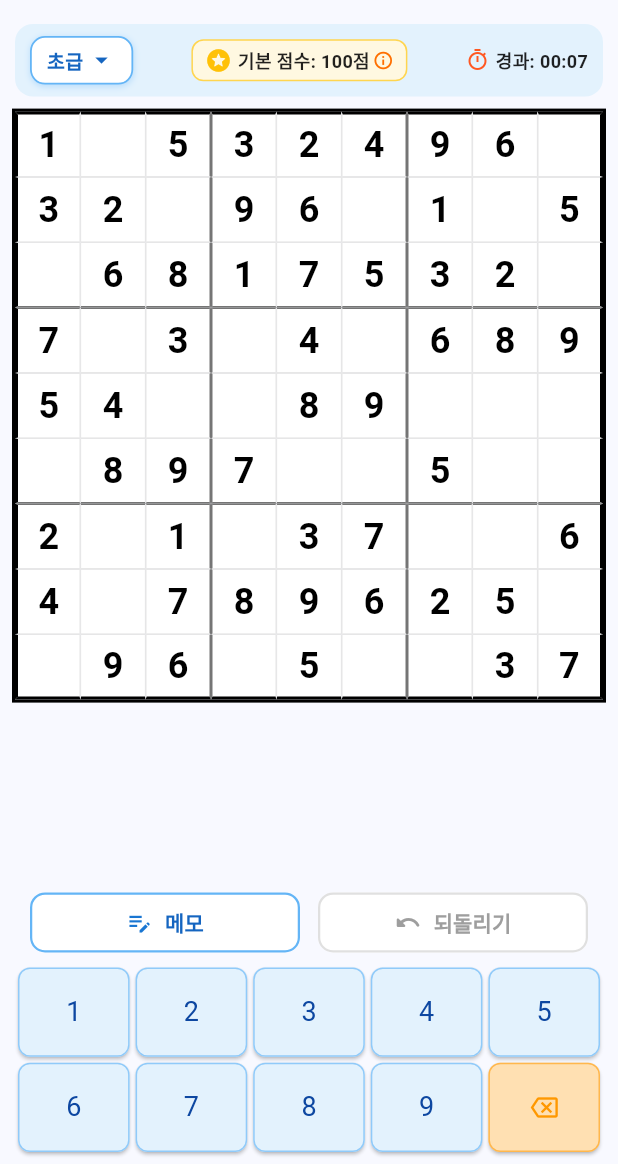
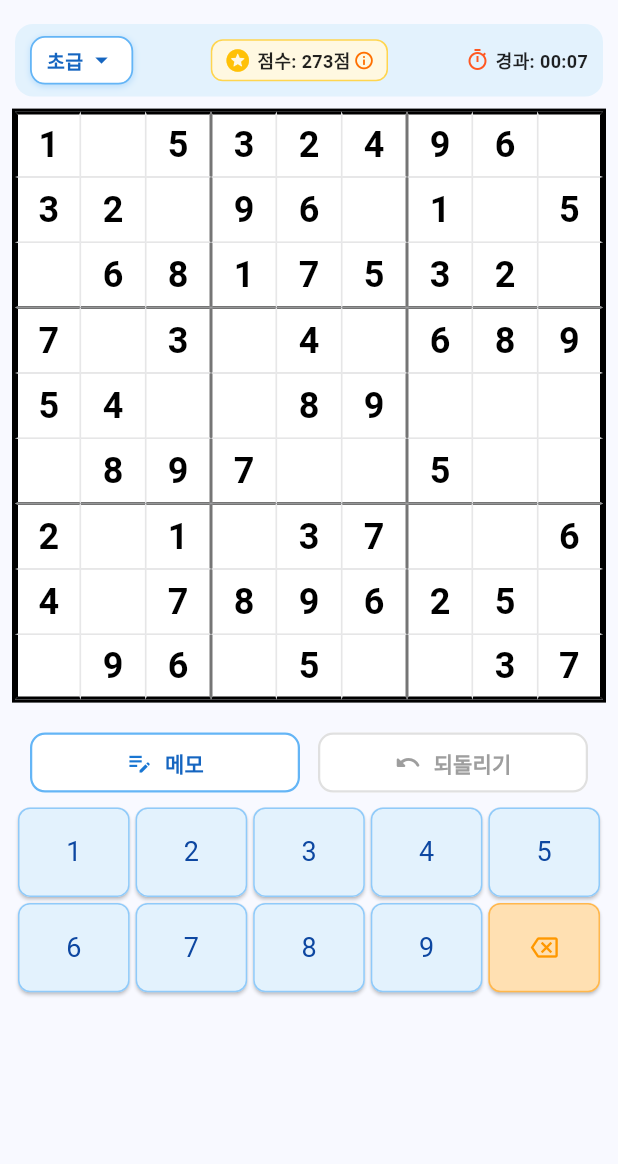
Before and after one commit to jaeleeman1/chloe-sudoku, a Flutter app: the screen it shows after launch, on a phone screen of 412 x 824 dp, the part 72-1236 px from its top. Run offline on Flutter 3.47's test engine with Material 3 defaults, Android fonts, the phone set to English and light mode, and no system bars.

Commit message:
Feat: Update live score rules and tap-toggle score overlay card

```diff
--- a/lib/screens/home_screen.dart
+++ b/lib/screens/home_screen.dart
@@ -26,6 +26,12 @@ class _HomeScreenState extends State<HomeScreen> {
 
   // 메모 모드 글로벌 상태
   bool _isGlobalMemoMode = false;
+
+  // 실수(오답) 차감 카운트
+  int _mistakeCount = 0;
+
+  // 점수 산출 규칙 오버레이 카드 토글 상태
+  bool _showScoreOverlay = false;
 
   // Undo (되돌리기) 히스토리 스택
   final List<SudokuGrid> _undoHistory = [];
@@ -97,6 +103,8 @@ class _HomeScreenState extends State<HomeScreen> {
     _timer?.cancel();
     _startTime = DateTime.now();
     _elapsedSeconds = 0;
+    _mistakeCount = 0;
+    _showScoreOverlay = false;
     _undoHistory.clear();
     _isGlobalMemoMode = false;
     _timer = Timer.periodic(const Duration(seconds: 1), (timer) {
@@ -181,8 +189,12 @@ class _HomeScreenState extends State<HomeScreen> {
             targetCell.memos.add(number);
           }
         } else {
-          // 메모 버튼을 한번 더 눌러 일반 모드로 전환된 상태 -> 일반 표준 숫자 입력
-          // 기존에 메모나 핑크색이 있었다면 모두 사라지고 일반 숫자가 입력됨!
+          // 일반 모드인 상태에서 숫자를 누르면
+          List<List<int>> tempGrid = _grid.toIntGrid();
+          tempGrid[_selectedRow!][_selectedCol!] = 0;
+          if (!_engine.isValid(tempGrid, _selectedRow!, _selectedCol!, number)) {
+            _mistakeCount++;
+          }
           _grid.set(_selectedRow!, _selectedCol!, number);
           _autoRemoveMemoNumbers(_selectedRow!, _selectedCol!, number);
           _validateGrid();
@@ -263,7 +275,7 @@ class _HomeScreenState extends State<HomeScreen> {
     }
   }
 
-  int _calculateFinalScore(int totalSeconds) {
+  int _calculateLiveScore(int totalSeconds) {
     int baseScore = _getBaseScore(_currentDifficulty);
     int targetSeconds;
 
@@ -281,22 +293,22 @@ class _HomeScreenState extends State<HomeScreen> {
         targetSeconds = 180;
     }
 
+    int timeScore;
     if (totalSeconds <= targetSeconds) {
-      return baseScore + (targetSeconds - totalSeconds);
+      timeScore = baseScore + (targetSeconds - totalSeconds);
     } else {
       int penalty = totalSeconds - targetSeconds;
-      int score = baseScore - penalty;
+      timeScore = baseScore - penalty;
+    }
+
+    int score = (timeScore - _mistakeCount) * _difficultyMultiplier;
     return score < 0 ? 0 : score;
-    }
   }
 
   void _checkCompletion() {
     if (_engine.isGridComplete(_grid.toIntGrid())) {
       _timer?.cancel();
-      int baseScore = _getBaseScore(_currentDifficulty);
-      int calculatedScore = _calculateFinalScore(_elapsedSeconds);
-      int multiplier = _difficultyMultiplier;
-      int finalScore = calculatedScore * multiplier;
+      int finalScore = _calculateLiveScore(_elapsedSeconds);
 
       showDialog(
         context: context,
@@ -544,11 +556,6 @@ class _HomeScreenState extends State<HomeScreen> {
 
             return SingleChildScrollView(
               physics: const ClampingScrollPhysics(),
-              child: ConstrainedBox(
-                constraints: BoxConstraints(
-                  minHeight: constraints.maxHeight,
-                ),
-                child: IntrinsicHeight(
               child: Column(
                 children: [
                   const SizedBox(height: 4),
@@ -617,38 +624,13 @@ class _HomeScreenState extends State<HomeScreen> {
                               ),
                             ),
                           ),
-                              // 점수 (스코어) & 툴팁/팝업
-                              Tooltip(
-                                message: '🏆 점수 산출 규칙 (기본 점수 / 기준시간)\n'
-                                    '• 초급: 100점 / 3분 (180초)\n'
-                                    '• 중급: 300점 / 6분 (360초)\n'
-                                    '• 고급: 600점 / 10분 (600초)\n\n'
-                                    '⭐ 점수 계산 방식\n'
-                                    '• 기준 시간 이내 성공: 기본 점수 + (기준 시간 - 해결 시간)\n'
-                                    '• 기준 시간 이후 성공: 기본 점수 - (해결 시간 - 기준 시간)\n'
-                                    '• 실패/새로고침: 0점 처리',
-                                padding: const EdgeInsets.all(12),
-                                margin: const EdgeInsets.symmetric(horizontal: 20),
-                                decoration: BoxDecoration(
-                                  color: Colors.blue.shade900.withOpacity(0.95),
-                                  borderRadius: BorderRadius.circular(12),
-                                  boxShadow: [
-                                    BoxShadow(
-                                      color: Colors.black.withOpacity(0.2),
-                                      blurRadius: 8,
-                                      offset: const Offset(0, 4),
-                                    ),
-                                  ],
-                                ),
-                                textStyle: const TextStyle(
-                                  fontSize: 12,
-                                  color: Colors.white,
-                                  height: 1.5,
-                                ),
-                                preferBelow: false,
-                                triggerMode: TooltipTriggerMode.tap,
-                                child: MouseRegion(
-                                  cursor: SystemMouseCursors.click,
+                          // 실시간 점수 버튼 (클릭 시 툴팁 오버라이드 카드 토글)
+                          GestureDetector(
+                            onTap: () {
+                              setState(() {
+                                _showScoreOverlay = !_showScoreOverlay;
+                              });
+                            },
                             child: Container(
                               padding: const EdgeInsets.symmetric(horizontal: 8, vertical: 4),
                               decoration: BoxDecoration(
@@ -661,13 +643,12 @@ class _HomeScreenState extends State<HomeScreen> {
                                   const Icon(Icons.stars_rounded, size: 18, color: Colors.amber),
                                   const SizedBox(width: 4),
                                   Text(
-                                          '기본 점수: ${_getBaseScore(_currentDifficulty)}점',
+                                    '점수: ${_calculateLiveScore(_elapsedSeconds)}점',
                                     style: const TextStyle(fontSize: 12, fontWeight: FontWeight.bold, color: Colors.black87),
                                   ),
                                   const SizedBox(width: 2),
                                   Icon(Icons.info_outline, size: 14, color: Colors.amber.shade900),
                                 ],
-                                    ),
                               ),
                             ),
                           ),
@@ -686,6 +667,62 @@ class _HomeScreenState extends State<HomeScreen> {
                       ),
                     ),
                   ),
+                  if (_showScoreOverlay) ...[
+                    const SizedBox(height: 4),
+                    GestureDetector(
+                      onTap: () {
+                        setState(() {
+                          _showScoreOverlay = false;
+                        });
+                      },
+                      child: Container(
+                        margin: const EdgeInsets.symmetric(horizontal: 10.0),
+                        padding: const EdgeInsets.all(12.0),
+                        decoration: BoxDecoration(
+                          color: Colors.blue.shade900.withOpacity(0.95),
+                          borderRadius: BorderRadius.circular(12),
+                          boxShadow: [
+                            BoxShadow(
+                              color: Colors.black.withOpacity(0.2),
+                              blurRadius: 8,
+                              offset: const Offset(0, 4),
+                            ),
+                          ],
+                        ),
+                        child: Column(
+                          crossAxisAlignment: CrossAxisAlignment.start,
+                          children: [
+                            Row(
+                              mainAxisAlignment: MainAxisAlignment.spaceBetween,
+                              children: const [
+                                Text(
+                                  '🏆 점수 산출 규칙',
+                                  style: TextStyle(
+                                    fontSize: 13,
+                                    fontWeight: FontWeight.bold,
+                                    color: Colors.white,
+                                  ),
+                                ),
+                                Icon(Icons.close, size: 16, color: Colors.white70),
+                              ],
+                            ),
+                            const SizedBox(height: 6),
+                            const Text(
+                              '• 초급: 100점 / 3분 (180초)\n'
+                              '• 중급: 300점 / 6분 (360초)\n'
+                              '• 고급: 600점 / 10분 (600초)\n\n'
+                              '⭐ 점수 계산 방식\n'
+                              '• 기준 시간 이내 성공: 기본 점수 + (기준 시간 - 해결 시간)\n'
+                              '• 기준 시간 초과 성공: 기본 점수 - (해결 시간 - 기준 시간)\n'
+                              '• 오답 입력 패널티: 오답 1회당 -1점 감점\n'
+                              '• 실패/미완성/새로고침: 0점 처리',
+                              style: TextStyle(fontSize: 11, color: Colors.white70, height: 1.4),
+                            ),
+                          ],
+                        ),
+                      ),
+                    ),
+                  ],
                   const SizedBox(height: 4),
                   Center(
                     child: SizedBox(
@@ -717,7 +754,7 @@ class _HomeScreenState extends State<HomeScreen> {
                       ),
                     ),
                   ),
-                      const Spacer(),
+                  const SizedBox(height: 12),
                   // 메모 & 되돌리기 버튼 (숫자 패드 바로 위)
                   Padding(
                     padding: const EdgeInsets.symmetric(horizontal: 20.0, vertical: 4.0),
@@ -790,8 +827,6 @@ class _HomeScreenState extends State<HomeScreen> {
                   const SizedBox(height: 8),
                 ],
               ),
-                ),
-              ),
             );
           },
         ),
```
Also changed, not shown: 1 other file. Lines whose indentation alone changed are shown as unchanged.
